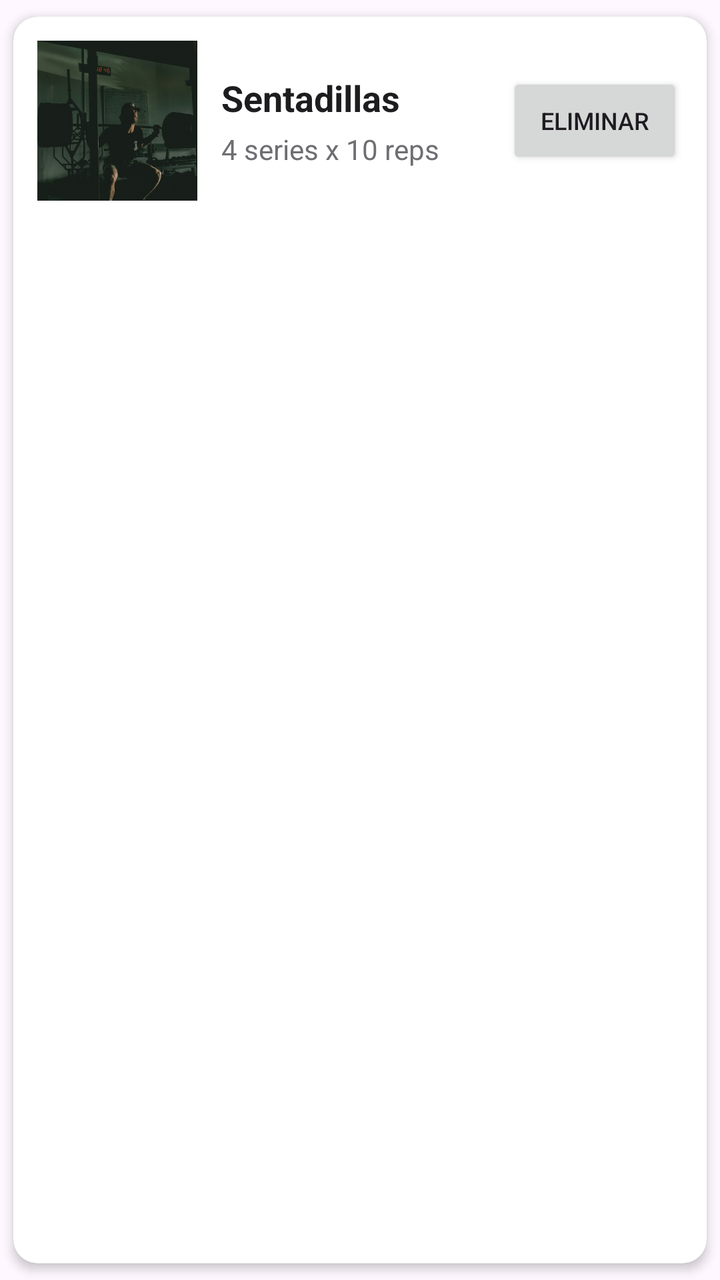
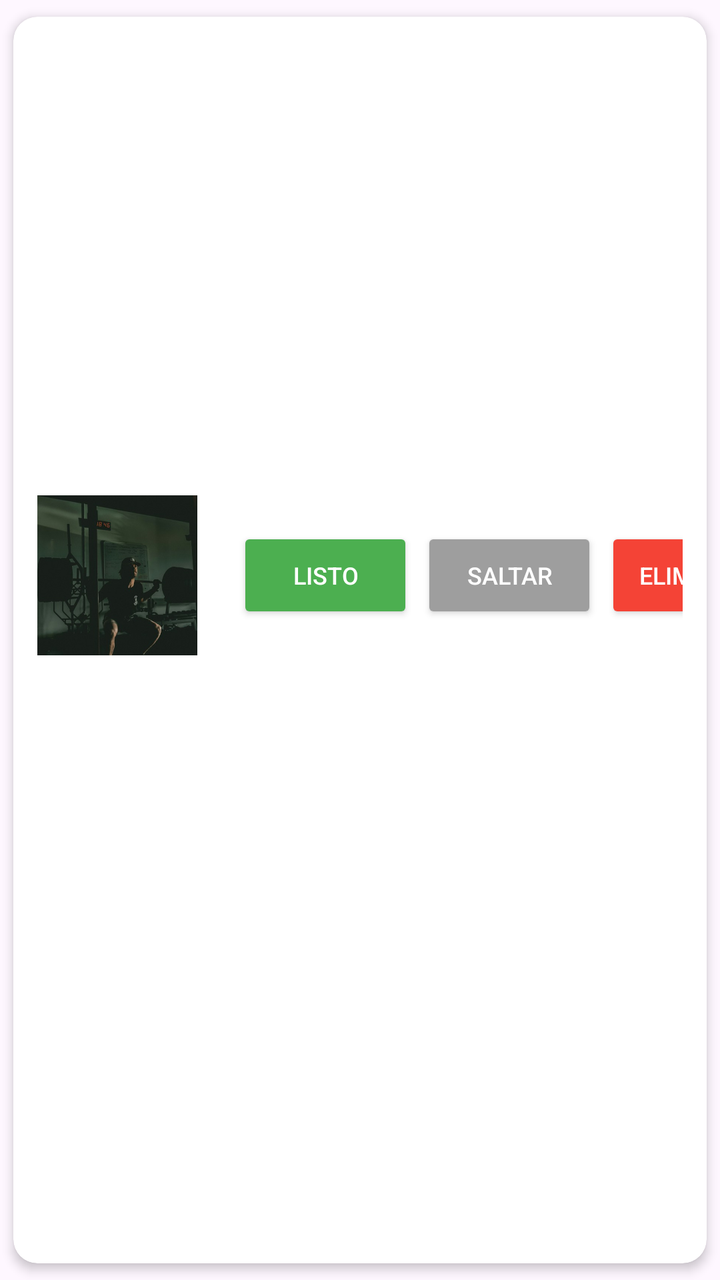

An Android layout rendered at two revisions. The XML below is the earlier revision; the diff shows what the commit changed to produce the second picture.
<!-- AndroidManifest.xml: application theme Theme.Parcial1DiazSolis -->
<!-- res/layout/item_ejercicio.xml -->
<?xml version="1.0" encoding="utf-8"?>
<androidx.cardview.widget.CardView
    xmlns:android="http://schemas.android.com/apk/res/android"
    xmlns:app="http://schemas.android.com/apk/res-auto"
    android:layout_width="match_parent"
    android:layout_height="wrap_content"
    android:layout_marginBottom="12dp"
    app:cardCornerRadius="12dp"
    app:cardElevation="3dp"
    app:cardUseCompatPadding="true">

    <LinearLayout
        android:layout_width="match_parent"
        android:layout_height="wrap_content"
        android:orientation="horizontal"
        android:padding="12dp"
        android:gravity="center_vertical">

        <ImageView
            android:id="@+id/imgEjercicio"
            android:layout_width="80dp"
            android:layout_height="80dp"
            android:scaleType="centerCrop"
            android:contentDescription="@string/desc_ejercicio"
            android:src="@drawable/img_sentadilla" />

        <LinearLayout
            android:layout_width="0dp"
            android:layout_height="wrap_content"
            android:layout_weight="1"
            android:orientation="vertical"
            android:layout_marginStart="12dp"
            android:layout_marginEnd="8dp">

            <TextView
                android:id="@+id/tvNombreEjercicio"
                android:layout_width="wrap_content"
                android:layout_height="wrap_content"
                android:text="@string/placeholder_ejercicio"
                android:textSize="18sp"
                android:textStyle="bold"
                android:textColor="#1D1D1F" />

            <TextView
                android:id="@+id/tvDetalleEjercicio"
                android:layout_width="wrap_content"
                android:layout_height="wrap_content"
                android:text="@string/detalle_ejercicio"
                android:textSize="14sp"
                android:textColor="#6E6E73"
                android:layout_marginTop="4dp" />

        </LinearLayout>

        <Button
            android:id="@+id/btnEliminar"
            android:layout_width="wrap_content"
            android:layout_height="wrap_content"
            android:text="@string/btn_eliminar"
            android:textSize="12sp" />

    </LinearLayout>

</androidx.cardview.widget.CardView>
<!-- resources referenced by this layout -->
<resources>
  <!-- drawable img_sentadilla: jpg bitmap (drawable, 35421 bytes) -->
  <string name="btn_eliminar">Eliminar</string>
  <string name="desc_ejercicio">Imagen del ejercicio</string>
  <string name="detalle_ejercicio">4 series x 10 reps</string>
  <string name="placeholder_ejercicio">Sentadillas</string>
  <style name="Theme.Parcial1DiazSolis" parent="Base.Theme.Parcial1DiazSolis" />
  <style name="Base.Theme.Parcial1DiazSolis" parent="Theme.Material3.DayNight.NoActionBar">
          
          
      </style>
</resources>

<!-- the commit's change to res/layout/item_ejercicio.xml (unified diff, before → after) -->
@@ -53,12 +53,33 @@
         </LinearLayout>
 
         <Button
+            android:id="@+id/btnListo"
+            android:layout_width="wrap_content"
+            android:layout_height="wrap_content"
+            android:text="Listo"
+            android:textSize="12sp"
+            android:backgroundTint="#4CAF50"
+            android:textColor="@android:color/white"
+            android:layout_marginEnd="4dp" />
+
+        <Button
+            android:id="@+id/btnSaltar"
+            android:layout_width="wrap_content"
+            android:layout_height="wrap_content"
+            android:text="Saltar"
+            android:textSize="12sp"
+            android:backgroundTint="#9E9E9E"
+            android:textColor="@android:color/white"
+            android:layout_marginEnd="4dp" />
+
+        <Button
             android:id="@+id/btnEliminar"
             android:layout_width="wrap_content"
             android:layout_height="wrap_content"
             android:text="@string/btn_eliminar"
-            android:textSize="12sp" />
-
+            android:textSize="12sp"
+            android:backgroundTint="#F44336"
+            android:textColor="@android:color/white" />
     </LinearLayout>
 
 </androidx.cardview.widget.CardView>
